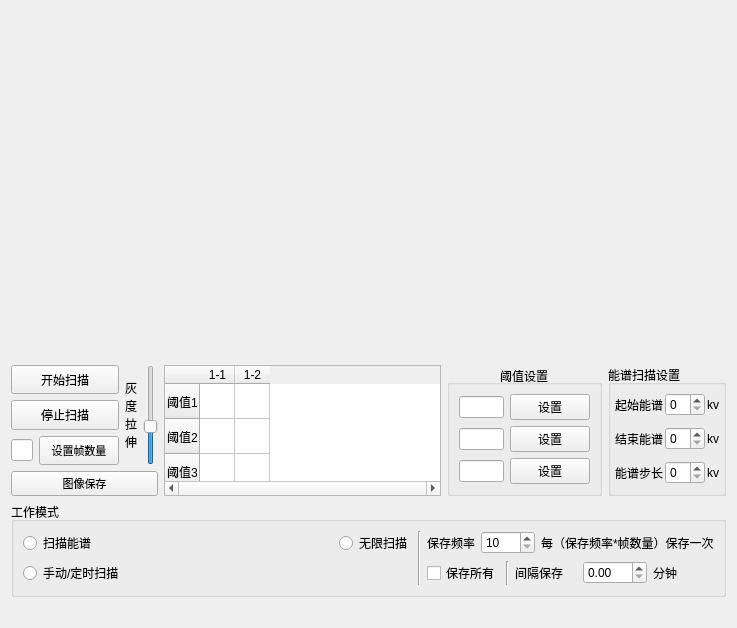
This is widget.ui in curious-heart/indirct_det_tool as Qt 5 draws it before an edit. The edited form follows.
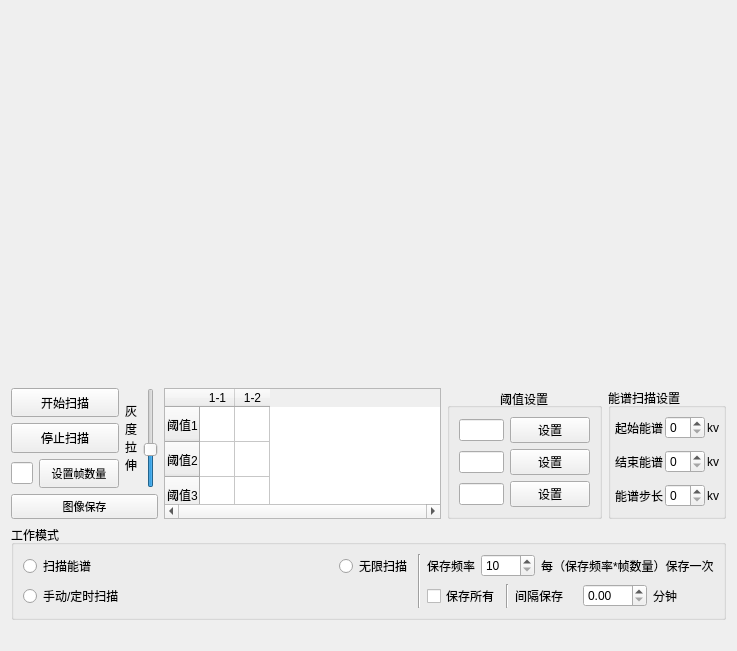
This is the edited form.

Commit message: Adjust GUI so that the default UI in all mode looks not bad..

The edit to the form file:
```diff
--- a/widget.ui
+++ b/widget.ui
@@ -7,7 +7,7 @@
     <x>0</x>
     <y>0</y>
     <width>737</width>
-    <height>628</height>
+    <height>651</height>
    </rect>
   </property>
   <property name="minimumSize">
```
The commit also changes 3 other files.
